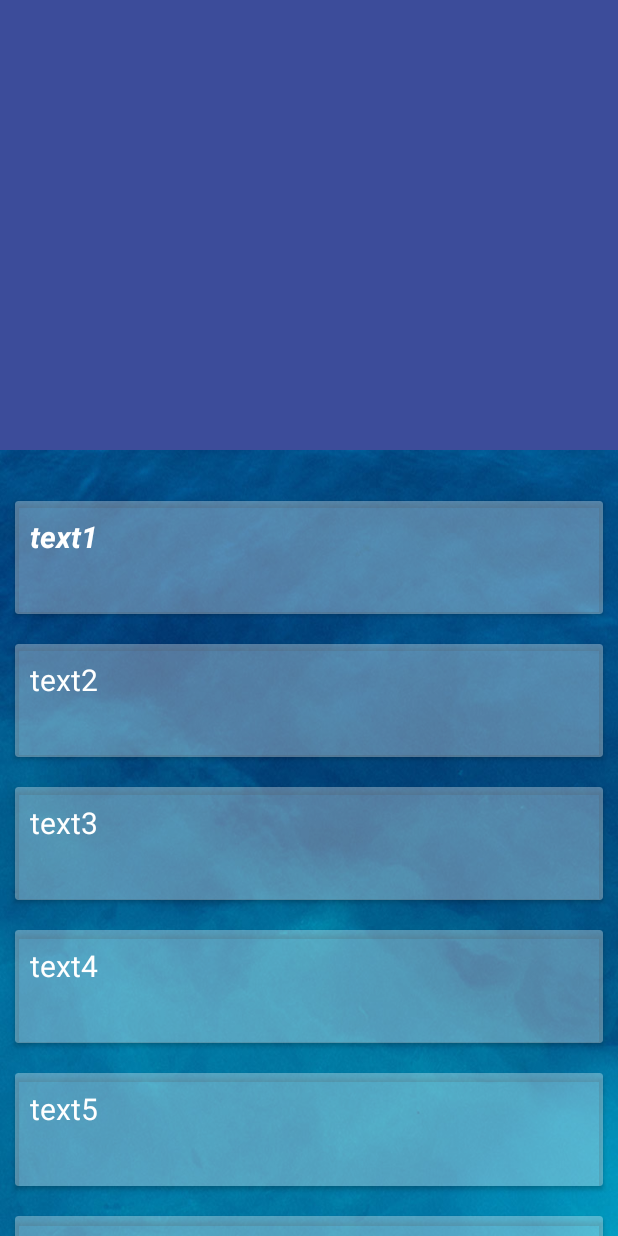
After one commit to IssamMlk/ProjetMobile4A, an Android app: the layout fragment_style.xml on its own in the app's theme, with its tools: preview values and no code run, on a phone screen of 412 x 824 dp. The commit adds this screen. Run offline under Robolectric (Android 15) with nearby library versions, the phone set to English and light mode, and no system bars.

Commit message:
Affichage du tableau Transformation

```diff
--- /dev/null
+++ b/app/src/main/res/layout/fragment_style.xml
@@ -0,0 +1,205 @@
+<androidx.coordinatorlayout.widget.CoordinatorLayout
+    xmlns:android="http://schemas.android.com/apk/res/android"
+    xmlns:app="http://schemas.android.com/apk/res-auto"
+    android:id="@+id/main_content"
+    android:layout_width="match_parent"
+    android:layout_height="match_parent"
+    android:fitsSystemWindows="true"
+    android:background="@color/Transparent">
+
+
+    <com.google.android.material.appbar.AppBarLayout
+        android:id="@+id/appbarLayout"
+        android:layout_width="match_parent"
+        android:layout_height="300dp"
+        android:fitsSystemWindows="true"
+        android:background="@color/NoColor"
+        >
+
+        <com.google.android.material.appbar.CollapsingToolbarLayout
+            android:id="@+id/CollapsingToolBar"
+            android:layout_width="match_parent"
+            android:layout_height="match_parent"
+            app:layout_scrollFlags="scroll|exitUntilCollapsed"
+            app:contentScrim="@color/Blue"
+            android:background="@color/BlueTrans"
+            android:fitsSystemWindows="true">
+
+
+            <ImageView
+                android:layout_width="match_parent"
+                android:layout_height="match_parent"
+                android:id="@+id/DetailImage"
+                app:layout_collapseMode="none"
+                android:layout_gravity="center_horizontal"
+                android:layout_marginBottom="20dp"
+                android:scaleType="centerCrop"
+                />
+
+        </com.google.android.material.appbar.CollapsingToolbarLayout>
+
+    </com.google.android.material.appbar.AppBarLayout>
+
+    <androidx.viewpager.widget.ViewPager
+        android:layout_width="match_parent"
+        android:layout_height="match_parent"
+        android:id="@+id/ViewPagerContainer" />
+
+    <androidx.core.widget.NestedScrollView
+        android:layout_width="match_parent"
+        android:layout_height="match_parent"
+        app:layout_behavior="@string/appbar_scrolling_view_behavior"
+        android:background="@drawable/fond6"
+        android:fillViewport="true">
+
+        <LinearLayout
+            android:layout_width="match_parent"
+            android:layout_height="match_parent"
+            android:orientation="vertical"
+            android:paddingTop="24dp">
+
+
+            <androidx.cardview.widget.CardView
+                android:layout_width="match_parent"
+                android:layout_margin="10dp"
+                android:layout_height="75dp"
+                app:cardBackgroundColor="@color/Transparent">
+
+                <TextView
+                    android:id="@+id/DetailName"
+                    android:gravity="center_vertical|start"
+                    android:layout_width="match_parent"
+                    android:layout_height="wrap_content"
+                    android:layout_marginLeft="10dp"
+                    android:layout_marginRight="10dp"
+                    android:layout_marginTop="10dp"
+                    android:textSize="20sp"
+                    android:textColor="@color/colorPrimary"
+                    android:textStyle="italic|bold"
+                    android:text="text1"/>
+            </androidx.cardview.widget.CardView>
+
+            <androidx.cardview.widget.CardView
+                android:layout_width="match_parent"
+                android:layout_margin="10dp"
+                android:layout_height="75dp"
+                app:cardBackgroundColor="@color/Transparent">
+                <TextView
+                    android:id="@+id/DetailStatus"
+                    android:layout_width="match_parent"
+                    android:layout_height="wrap_content"
+                    android:textColor="@color/colorPrimary"
+                    android:textSize="20sp"
+                    android:layout_marginLeft="10dp"
+                    android:layout_marginRight="10dp"
+                    android:layout_marginTop="10dp"
+                    android:text="text2"/>
+            </androidx.cardview.widget.CardView>
+
+            <androidx.cardview.widget.CardView
+                android:layout_width="match_parent"
+                android:layout_margin="10dp"
+                android:layout_height="75dp"
+                app:cardBackgroundColor="@color/Transparent">
+                <TextView
+                    android:id="@+id/DetailRace"
+                    android:layout_width="match_parent"
+                    android:layout_height="wrap_content"
+                    android:layout_marginLeft="10dp"
+                    android:layout_marginRight="10dp"
+                    android:layout_marginTop="10dp"
+                    android:textSize="20sp"
+                    android:textColor="@color/colorPrimary"
+                    android:text="text3"/>
+            </androidx.cardview.widget.CardView>
+
+            <androidx.cardview.widget.CardView
+                android:layout_width="match_parent"
+                android:layout_margin="10dp"
+                android:layout_height="75dp"
+                app:cardBackgroundColor="@color/Transparent">
+                <TextView
+                    android:id="@+id/DetailPlanete"
+                    android:layout_width="match_parent"
+                    android:layout_height="wrap_content"
+                    android:layout_marginLeft="10dp"
+                    android:layout_marginRight="10dp"
+                    android:layout_marginTop="10dp"
+                    android:textSize="20sp"
+                    android:textColor="@color/colorPrimary"
+                    android:text="text4"/>
+            </androidx.cardview.widget.CardView>
+
+            <androidx.cardview.widget.CardView
+                android:layout_width="match_parent"
+                android:layout_margin="10dp"
+                android:layout_height="75dp"
+                app:cardBackgroundColor="@color/Transparent">
+                <TextView
+                    android:id="@+id/DetailUnivers"
+                    android:layout_width="match_parent"
+                    android:layout_height="wrap_content"
+                    android:layout_marginLeft="10dp"
+                    android:layout_marginRight="10dp"
+                    android:layout_marginTop="10dp"
+                    android:textSize="20sp"
+                    android:textColor="@color/colorPrimary"
+                    android:text="text5"/>
+            </androidx.cardview.widget.CardView>
+
+            <androidx.cardview.widget.CardView
+                android:layout_width="match_parent"
+                android:layout_margin="10dp"
+                android:layout_height="75dp"
+                app:cardBackgroundColor="@color/Transparent">
+                <TextView
+                    android:id="@+id/DetailGroupe"
+                    android:layout_width="match_parent"
+                    android:layout_height="wrap_content"
+                    android:layout_marginLeft="10dp"
+                    android:layout_marginRight="10dp"
+                    android:layout_marginTop="10dp"
+                    android:textSize="20sp"
+                    android:textColor="@color/colorPrimary"
+                    android:text="text5"/>
+            </androidx.cardview.widget.CardView>
+
+            <androidx.cardview.widget.CardView
+                android:layout_width="match_parent"
+                android:layout_margin="10dp"
+                android:layout_height="wrap_content"
+                app:cardBackgroundColor="@color/Transparent">
+                <TextView
+                    android:id="@+id/DetailCapacite"
+                    android:layout_width="match_parent"
+                    android:layout_height="wrap_content"
+                    android:layout_marginLeft="10dp"
+                    android:layout_marginRight="10dp"
+                    android:layout_marginTop="10dp"
+                    android:textSize="20sp"
+                    android:textColor="@color/colorPrimary"
+                    android:text="text6"/>
+            </androidx.cardview.widget.CardView>
+
+            <androidx.cardview.widget.CardView
+                android:layout_width="match_parent"
+                android:layout_margin="10dp"
+                android:layout_height="wrap_content"
+                app:cardBackgroundColor="@color/Transparent">
+                <TextView
+                    android:id="@+id/DetailDescription"
+                    android:layout_width="match_parent"
+                    android:layout_height="wrap_content"
+                    android:layout_marginLeft="10dp"
+                    android:layout_marginRight="10dp"
+                    android:layout_marginTop="10dp"
+                    android:textSize="20sp"
+                    android:textColor="@color/colorPrimary"
+                    android:text="text6"/>
+            </androidx.cardview.widget.CardView>
+
+        </LinearLayout>
+
+    </androidx.core.widget.NestedScrollView>
+
+</androidx.coordinatorlayout.widget.CoordinatorLayout>
```
Also changed, not shown: app/src/main/java/com/example/projetmobile4a/Model/MyTransformationList.java (added, +17 -0 lines), app/src/main/java/com/example/projetmobile4a/View/DetailActivity.java (added, +41 -0 lines), app/src/main/java/com/example/projetmobile4a/View/Fragment1.java (+10 -0 lines), app/src/main/java/com/example/projetmobile4a/View/TabTransformationAdapter.java (added, +62 -0 lines), app/src/main/res/layout/detail_activity.xml (added, +58 -0 lines), app/src/main/res/layout/testlayout.xml (added, +19 -0 lines), app/src/main/res/drawable/fond3.jpg (added), app/src/main/res/drawable/fond4.jpg (added), app/src/main/res/drawable/fond5.jpg (added), app/src/main/res/drawable/fond6.jpg (added).
